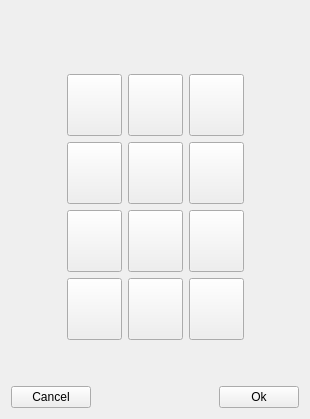
Old version of the form HimalayaMain/Gui/Components/Programs/Forms/ModifyProgramIconDlg.ui in the repository Liyezhong/Master.
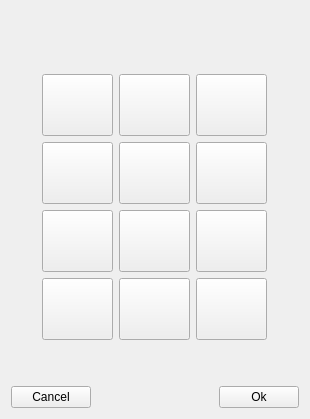
New version of the form.

The edit to the form file:
```diff
--- a/HimalayaMain/Gui/Components/Programs/Forms/ModifyProgramIconDlg.ui
+++ b/HimalayaMain/Gui/Components/Programs/Forms/ModifyProgramIconDlg.ui
@@ -41,9 +41,15 @@
         <layout class="QGridLayout" name="gridLayout">
          <item row="0" column="3">
           <widget class="QPushButton" name="IconButton_3">
+           <property name="sizePolicy">
+            <sizepolicy hsizetype="Fixed" vsizetype="Fixed">
+             <horstretch>0</horstretch>
+             <verstretch>0</verstretch>
+            </sizepolicy>
+           </property>
            <property name="minimumSize">
             <size>
-             <width>55</width>
+             <width>71</width>
              <height>62</height>
             </size>
            </property>
@@ -57,9 +63,15 @@
          </item>
          <item row="3" column="1">
           <widget class="QPushButton" name="IconButton_7">
+           <property name="sizePolicy">
+            <sizepolicy hsizetype="Fixed" vsizetype="Fixed">
+             <horstretch>0</horstretch>
+             <verstretch>0</verstretch>
+            </sizepolicy>
+           </property>
            <property name="minimumSize">
             <size>
-             <width>55</width>
+             <width>71</width>
              <height>62</height>
             </size>
            </property>
@@ -73,9 +85,15 @@
          </item>
          <item row="0" column="2">
           <widget class="QPushButton" name="IconButton_2">
+           <property name="sizePolicy">
+            <sizepolicy hsizetype="Fixed" vsizetype="Fixed">
+             <horstretch>0</horstretch>
+             <verstretch>0</verstretch>
+            </sizepolicy>
+           </property>
            <property name="minimumSize">
             <size>
-             <width>55</width>
+             <width>71</width>
              <height>62</height>
             </size>
            </property>
@@ -89,9 +107,15 @@
          </item>
          <item row="1" column="3">
           <widget class="QPushButton" name="IconButton_6">
+           <property name="sizePolicy">
+            <sizepolicy hsizetype="Fixed" vsizetype="Fixed">
+             <horstretch>0</horstretch>
+             <verstretch>0</verstretch>
+            </sizepolicy>
+           </property>
            <property name="minimumSize">
             <size>
-             <width>55</width>
+             <width>71</width>
              <height>62</height>
             </size>
            </property>
@@ -105,9 +129,15 @@
          </item>
          <item row="4" column="3">
           <widget class="QPushButton" name="IconButton_12">
+           <property name="sizePolicy">
+            <sizepolicy hsizetype="Fixed" vsizetype="Fixed">
+             <horstretch>0</horstretch>
+             <verstretch>0</verstretch>
+            </sizepolicy>
+           </property>
            <property name="minimumSize">
             <size>
-             <width>55</width>
+             <width>71</width>
              <height>62</height>
             </size>
            </property>
@@ -121,9 +151,15 @@
          </item>
          <item row="3" column="2">
           <widget class="QPushButton" name="IconButton_8">
+           <property name="sizePolicy">
+            <sizepolicy hsizetype="Fixed" vsizetype="Fixed">
+             <horstretch>0</horstretch>
+             <verstretch>0</verstretch>
+            </sizepolicy>
+           </property>
            <property name="minimumSize">
             <size>
-             <width>55</width>
+             <width>71</width>
              <height>62</height>
             </size>
            </property>
@@ -137,9 +173,15 @@
          </item>
          <item row="4" column="2">
           <widget class="QPushButton" name="IconButton_11">
+           <property name="sizePolicy">
+            <sizepolicy hsizetype="Fixed" vsizetype="Fixed">
+             <horstretch>0</horstretch>
+             <verstretch>0</verstretch>
+            </sizepolicy>
+           </property>
            <property name="minimumSize">
             <size>
-             <width>55</width>
+             <width>71</width>
              <height>62</height>
             </size>
            </property>
@@ -153,9 +195,15 @@
          </item>
          <item row="4" column="1">
           <widget class="QPushButton" name="IconButton_10">
+           <property name="sizePolicy">
+            <sizepolicy hsizetype="Fixed" vsizetype="Fixed">
+             <horstretch>0</horstretch>
+             <verstretch>0</verstretch>
+            </sizepolicy>
+           </property>
            <property name="minimumSize">
             <size>
-             <width>55</width>
+             <width>71</width>
              <height>62</height>
             </size>
            </property>
@@ -169,9 +217,15 @@
          </item>
          <item row="0" column="1">
           <widget class="QPushButton" name="IconButton_1">
+           <property name="sizePolicy">
+            <sizepolicy hsizetype="Fixed" vsizetype="Fixed">
+             <horstretch>0</horstretch>
+             <verstretch>0</verstretch>
+            </sizepolicy>
+           </property>
            <property name="minimumSize">
             <size>
-             <width>55</width>
+             <width>71</width>
              <height>62</height>
             </size>
            </property>
@@ -185,9 +239,15 @@
          </item>
          <item row="1" column="1">
           <widget class="QPushButton" name="IconButton_4">
+           <property name="sizePolicy">
+            <sizepolicy hsizetype="Fixed" vsizetype="Fixed">
+             <horstretch>0</horstretch>
+             <verstretch>0</verstretch>
+            </sizepolicy>
+           </property>
            <property name="minimumSize">
             <size>
-             <width>55</width>
+             <width>71</width>
              <height>62</height>
             </size>
            </property>
@@ -201,9 +261,15 @@
          </item>
          <item row="3" column="3">
           <widget class="QPushButton" name="IconButton_9">
+           <property name="sizePolicy">
+            <sizepolicy hsizetype="Fixed" vsizetype="Fixed">
+             <horstretch>0</horstretch>
+             <verstretch>0</verstretch>
+            </sizepolicy>
+           </property>
            <property name="minimumSize">
             <size>
-             <width>55</width>
+             <width>71</width>
              <height>62</height>
             </size>
            </property>
@@ -217,9 +283,15 @@
          </item>
          <item row="1" column="2">
           <widget class="QPushButton" name="IconButton_5">
+           <property name="sizePolicy">
+            <sizepolicy hsizetype="Fixed" vsizetype="Fixed">
+             <horstretch>0</horstretch>
+             <verstretch>0</verstretch>
+            </sizepolicy>
+           </property>
            <property name="minimumSize">
             <size>
-             <width>55</width>
+             <width>71</width>
              <height>62</height>
             </size>
            </property>
```
